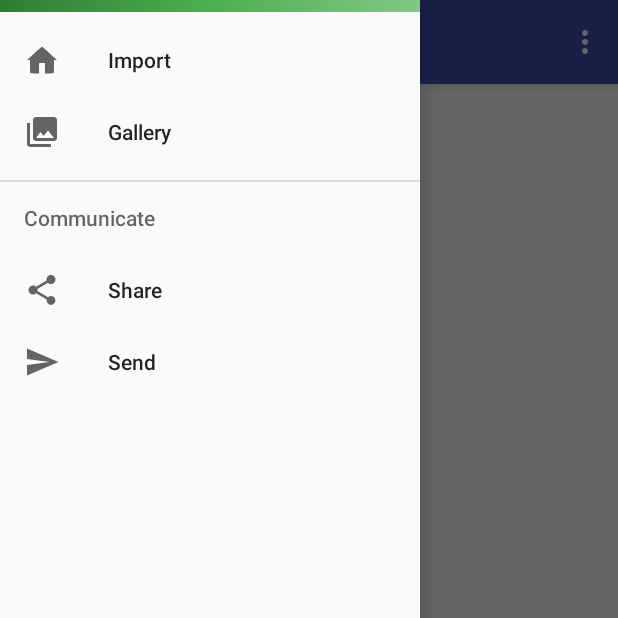
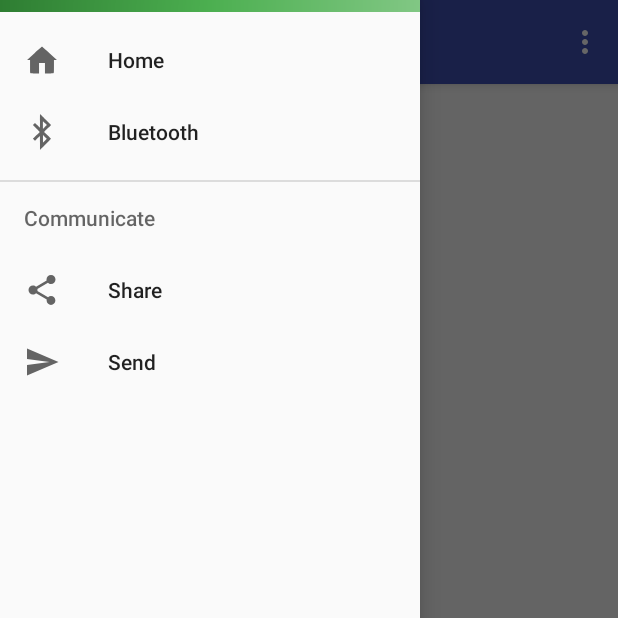
Before and after one commit to emayer2/CycLife, an Android app: the screen it shows after launch (MainActivity), with the side drawer open, on a phone screen of 412 x 824 dp, the top half of it. Run offline under Robolectric (Android 15) with nearby library versions, the phone set to English and light mode, and no system bars.

Commit message:
Working on bluetooth, nexus 5x doesn't like it

```diff
--- a/App/app/build.gradle
+++ b/App/app/build.gradle
@@ -16,6 +16,9 @@ android {
             minifyEnabled false
             proguardFiles getDefaultProguardFile('proguard-android.txt'), 'proguard-rules.pro'
         }
+        debug {
+            debuggable true
+        }
     }
 }
 
--- a/App/app/src/main/AndroidManifest.xml
+++ b/App/app/src/main/AndroidManifest.xml
@@ -1,6 +1,10 @@
 <?xml version="1.0" encoding="utf-8"?>
 <manifest xmlns:android="http://schemas.android.com/apk/res/android"
     package="edu.uw.cyclife.cyclifeapp">
+    <uses-permission android:name="android.permission.BLUETOOTH" />
+    <uses-permission android:name="android.permission.BLUETOOTH_ADMIN" />
+    <uses-permission android:name="android.permission.ACCESS_COARSE_LOCATION"/>
+    <uses-permission android:name="android.permission.ACCESS_FINE_LOCATION"/>
 
     <application
         android:allowBackup="true"
--- /dev/null
+++ b/App/app/src/main/res/drawable/ic_menu_bluetooth.xml
@@ -0,0 +1,5 @@
+<vector android:height="24dp" android:viewportHeight="626.0"
+    android:viewportWidth="626.0" android:width="24dp" xmlns:android="http://schemas.android.com/apk/res/android">
+    <path android:fillColor="#000000"
+        android:pathData="M278,120.1c0,77.1 -0.3,118.9 -1,118.7 -0.5,-0.2 -19.8,-19.1 -42.8,-42.1 -23,-22.9 -42.3,-41.7 -42.8,-41.7 -0.5,0 -8.9,8 -18.7,17.8l-17.7,17.7 60,60c33,32.9 60,60.2 60,60.6 0,0.3 -5.7,6.1 -12.7,12.9 -7.1,6.8 -26.3,25.5 -42.8,41.6 -16.5,16.1 -37.6,36.6 -46.9,45.7l-17,16.4 3.1,3.9c1.8,2.1 9.8,10.5 18,18.6l14.8,14.7 18.1,-17.7c44.2,-43.4 66.9,-65.2 67.6,-65.2 0.4,0 0.8,54.7 0.8,121.5 0,66.8 0.3,121.5 0.6,121.5 0.3,0 17,-16.5 37,-36.8 20.1,-20.2 63.1,-63.3 95.5,-95.9 32.4,-32.6 58.9,-59.6 58.9,-60.2 0,-0.5 -27.2,-27.9 -60.5,-60.8l-60.5,-60 18.2,-18c20.2,-19.8 49,-47.9 58.3,-56.8 3.3,-3.1 14.8,-14.4 25.6,-25l19.7,-19.3 -95.8,-95.6c-52.6,-52.6 -96,-95.6 -96.4,-95.6 -0.3,0 -0.6,53.6 -0.6,119.1zM363.8,158c18.2,18.1 33.2,33.3 33.2,33.8 0,0.4 -3.9,4.5 -8.7,9.2 -4.9,4.6 -19.7,19.1 -33.1,32.2 -13.4,13.1 -24.8,23.8 -25.3,23.8 -0.5,0 -0.9,-25.9 -0.9,-66 0,-36.3 0.3,-66 0.8,-66 0.4,0 15.7,14.8 34,33zM364.2,398.7c18.1,18.1 32.8,33.2 32.8,33.8 0,0.6 -15.1,16.1 -33.5,34.5 -18.4,18.4 -33.5,33 -33.5,32.5 0,-1.4 0,-127.4 0,-130.8 0,-1.5 0.3,-2.7 0.7,-2.7 0.5,0 15.5,14.7 33.5,32.7z" android:strokeColor="#00000000"/>
+</vector>
--- a/App/app/src/main/res/layout/content_main.xml
+++ b/App/app/src/main/res/layout/content_main.xml
@@ -9,6 +9,7 @@
     tools:showIn="@layout/app_bar_main">
 
     <TextView
+        android:id="@+id/main_text"
         android:layout_width="wrap_content"
         android:layout_height="wrap_content"
         android:text="Hello World!"
--- a/App/app/src/main/res/menu/activity_main_drawer.xml
+++ b/App/app/src/main/res/menu/activity_main_drawer.xml
@@ -3,13 +3,13 @@
 
     <group android:checkableBehavior="single">
         <item
-            android:id="@+id/nav_home"
-            android:icon="@drawable/ic_menu_home"
-            android:title="Import" />
+        android:id="@+id/nav_home"
+        android:icon="@drawable/ic_menu_home"
+        android:title="Home" />
         <item
             android:id="@+id/nav_gallery"
-            android:icon="@drawable/ic_menu_gallery"
-            android:title="Gallery" />
+            android:icon="@drawable/ic_menu_bluetooth"
+            android:title="Bluetooth" />
     </group>
 
     <item android:title="Communicate">
```
Also changed, not shown: App/app/src/main/java/edu/uw/cyclife/cyclifeapp/MainActivity.java (+74 -6 lines).
